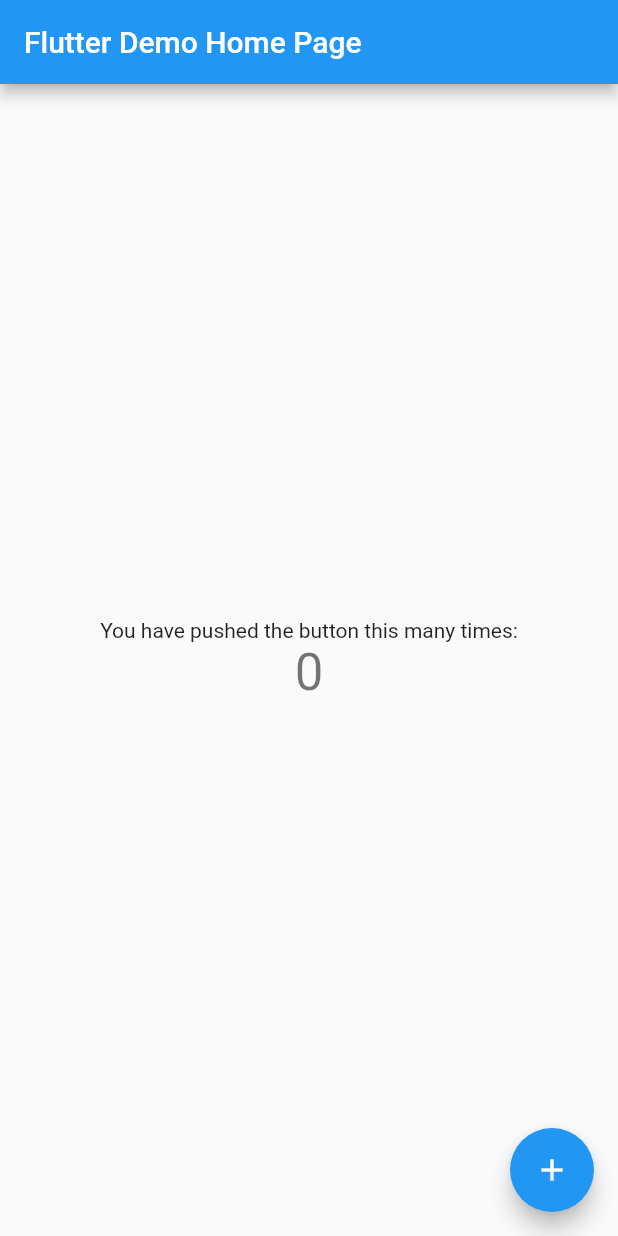
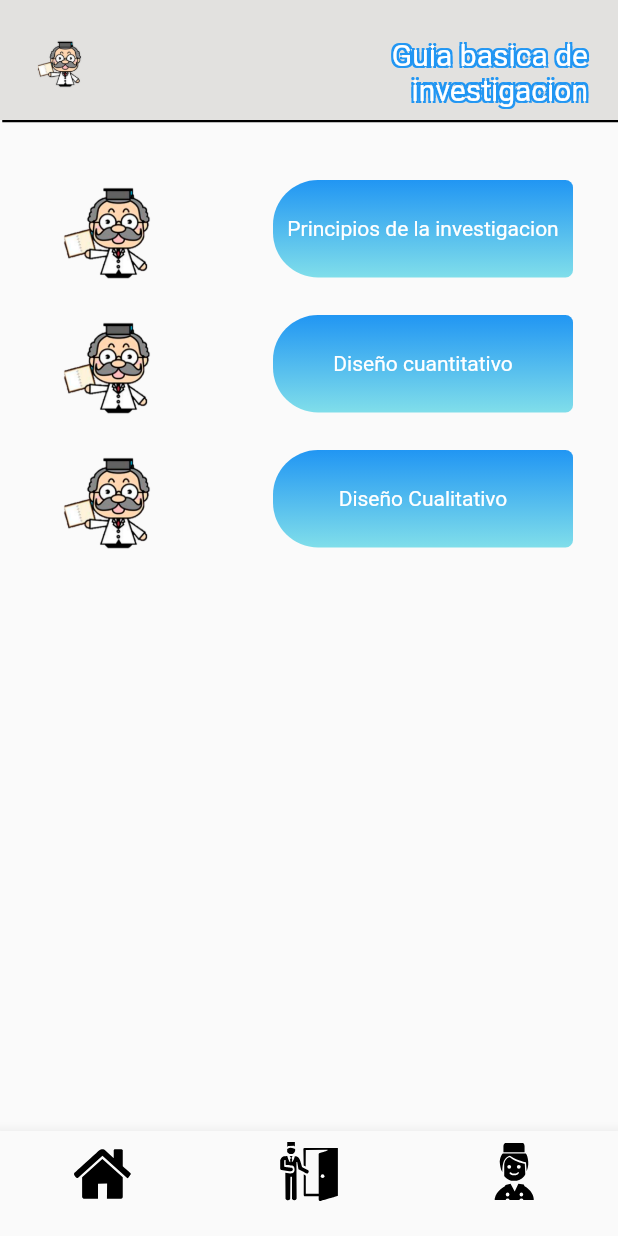
Before and after one commit to Rod20/rastas_app, a Flutter app: the screen it shows after launch, on a phone screen of 412 x 824 dp. Run offline on Flutter 3.47's test engine with Material 2 defaults, Android fonts, the light colour scheme and no system bars; our stand-ins replace flutter_svg.

Commit message:
appbar, pageview, icons, buttonbar, logo :v

```diff
--- a/lib/main.dart
+++ b/lib/main.dart
@@ -1,111 +1,18 @@
 import 'package:flutter/material.dart';
+import 'package:rastas_app/pages/HomePage.dart';
 
 void main() => runApp(MyApp());
 
 class MyApp extends StatelessWidget {
-  // This widget is the root of your application.
   @override
   Widget build(BuildContext context) {
     return MaterialApp(
-      title: 'Flutter Demo',
-      theme: ThemeData(
-        // This is the theme of your application.
-        //
-        // Try running your application with "flutter run". You'll see the
-        // application has a blue toolbar. Then, without quitting the app, try
-        // changing the primarySwatch below to Colors.green and then invoke
-        // "hot reload" (press "r" in the console where you ran "flutter run",
-        // or simply save your changes to "hot reload" in a Flutter IDE).
-        // Notice that the counter didn't reset back to zero; the application
-        // is not restarted.
-        primarySwatch: Colors.blue,
-      ),
-      home: MyHomePage(title: 'Flutter Demo Home Page'),
+      title: 'Material App',
+      initialRoute: '/',
+      debugShowCheckedModeBanner: false,
+      routes: {
+        '/' : (BuildContext context) => HomePage(),
+      },
     );
   }
 }
-
-class MyHomePage extends StatefulWidget {
-  MyHomePage({Key key, this.title}) : super(key: key);
-
-  // This widget is the home page of your application. It is stateful, meaning
-  // that it has a State object (defined below) that contains fields that affect
-  // how it looks.
-
-  // This class is the configuration for the state. It holds the values (in this
-  // case the title) provided by the parent (in this case the App widget) and
-  // used by the build method of the State. Fields in a Widget subclass are
-  // always marked "final".
-
-  final String title;
-
-  @override
-  _MyHomePageState createState() => _MyHomePageState();
-}
-
-class _MyHomePageState extends State<MyHomePage> {
-  int _counter = 0;
-
-  void _incrementCounter() {
-    setState(() {
-      // This call to setState tells the Flutter framework that something has
-      // changed in this State, which causes it to rerun the build method below
-      // so that the display can reflect the updated values. If we changed
-      // _counter without calling setState(), then the build method would not be
-      // called again, and so nothing would appear to happen.
-      _counter++;
-    });
-  }
-
-  @override
-  Widget build(BuildContext context) {
-    // This method is rerun every time setState is called, for instance as done
-    // by the _incrementCounter method above.
-    //
-    // The Flutter framework has been optimized to make rerunning build methods
-    // fast, so that you can just rebuild anything that needs updating rather
-    // than having to individually change instances of widgets.
-    return Scaffold(
-      appBar: AppBar(
-        // Here we take the value from the MyHomePage object that was created by
-        // the App.build method, and use it to set our appbar title.
-        title: Text(widget.title),
-      ),
-      body: Center(
-        // Center is a layout widget. It takes a single child and positions it
-        // in the middle of the parent.
-        child: Column(
-          // Column is also a layout widget. It takes a list of children and
-          // arranges them vertically. By default, it sizes itself to fit its
-          // children horizontally, and tries to be as tall as its parent.
-          //
-          // Invoke "debug painting" (press "p" in the console, choose the
-          // "Toggle Debug Paint" action from the Flutter Inspector in Android
-          // Studio, or the "Toggle Debug Paint" command in Visual Studio Code)
-          // to see the wireframe for each widget.
-          //
-          // Column has various properties to control how it sizes itself and
-          // how it positions its children. Here we use mainAxisAlignment to
-          // center the children vertically; the main axis here is the vertical
-          // axis because Columns are vertical (the cross axis would be
-          // horizontal).
-          mainAxisAlignment: MainAxisAlignment.center,
-          children: <Widget>[
-            Text(
-              'You have pushed the button this many times:',
-            ),
-            Text(
-              '$_counter',
-              style: Theme.of(context).textTheme.display1,
-            ),
-          ],
-        ),
-      ),
-      floatingActionButton: FloatingActionButton(
-        onPressed: _incrementCounter,
-        tooltip: 'Increment',
-        child: Icon(Icons.add),
-      ), // This trailing comma makes auto-formatting nicer for build methods.
-    );
-  }
-}
--- /dev/null
+++ b/lib/pages/HomePage.dart
@@ -0,0 +1,104 @@
+import 'package:flutter/material.dart';
+import 'package:flutter_svg/flutter_svg.dart';
+import 'package:rastas_app/pages/Page1.dart';
+import 'package:rastas_app/pages/Page2.dart';
+import 'package:rastas_app/pages/Page3.dart';
+
+class HomePage extends StatefulWidget {
+
+  @override
+  _HomePageState createState() => _HomePageState();
+}
+
+class _HomePageState extends State<HomePage> {
+  int nroPagina = 0;
+
+  @override
+  Widget build(BuildContext context) {
+    return Scaffold(
+      appBar: _appBar(),
+      body: _cuerpo(nroPagina),
+      bottomNavigationBar: _bottom(),
+    );
+  }
+
+  Widget _appBar(){
+    final _txtStyle = TextStyle(
+      inherit: true,
+      fontSize: 20.0,
+      color: Colors.white,
+          shadows: [
+            Shadow( // bottomLeft
+        offset: Offset(-1.5, -1.5),
+        color: Colors.blue
+            ),
+            Shadow( // bottomRight
+        offset: Offset(1.5, -1.5),
+        color: Colors.blue
+            ),
+            Shadow( // topRight
+        offset: Offset(1.5, 1.5),
+        color: Colors.blue
+            ),
+            Shadow( // topLeft
+        offset: Offset(-1.5, 1.5),
+        color: Colors.blue
+            ),
+        ],
+      );
+      final _bxdecoration = BoxDecoration(boxShadow: [BoxShadow(color: Colors.black,offset: Offset(1.5, 1.5))],color: Color.fromRGBO(226,225,223, 1.0));
+    return PreferredSize(
+      preferredSize: Size.fromHeight(80.0),
+      child: Container(
+        decoration: _bxdecoration,
+        //color: Color.fromRGBO(226,225,223, 1.0),
+        padding: EdgeInsets.only(bottom: 20.0,left: 20.0,right: 20.0,top: 25.0),
+        width: double.infinity,
+        child: Row(
+
+          children: <Widget>[
+            Image.asset('lib/src/logos/dr.png'),
+            Expanded(
+              child: Column(
+                crossAxisAlignment: CrossAxisAlignment.end,
+              children: <Widget>[
+                Text("Guia basica de",style: _txtStyle,),
+                Text("investigacion",style: _txtStyle,)
+              ],
+          ),
+            )
+          ],
+        )
+        )
+
+    );
+  }
+
+  Widget _cuerpo(int paginaActual) {
+    switch(paginaActual){
+      case 0: return Page1();
+      case 1: return Page2();
+      case 2: return Page3();
+      default: return Page1();
+
+    }
+  }
+
+  Widget _bottom() {
+    return BottomNavigationBar(
+
+      currentIndex: nroPagina,
+      onTap: (index){
+        setState(() {
+          nroPagina = index;
+        });
+      },
+      items: [
+        BottomNavigationBarItem(icon: SvgPicture.asset('lib/src/icons/icono.svg',height: 40.0,),title: Container()),
+        BottomNavigationBarItem(icon: SvgPicture.asset('lib/src/icons/icono_puerta.svg',height: 40.0,),title: Container()),
+        BottomNavigationBarItem(icon: SvgPicture.asset('lib/src/icons/icono_persona.svg',height: 40.0,),title: Container()),
+      ],
+
+    );
+  }
+}
--- /dev/null
+++ b/lib/pages/Page1.dart
@@ -0,0 +1,67 @@
+import 'package:flutter/material.dart';
+
+class Page1 extends StatelessWidget {
+
+
+  @override
+  Widget build(BuildContext context) {
+    return Center(
+      child: ListView(
+
+        children: <Widget>[
+          SizedBox(height: 40.0),
+          _item("Principios de la investigacion"),
+          SizedBox(height: 20.0),
+          _item("Diseño cuantitativo"),
+          SizedBox(height: 20.0),
+          _item("Diseño Cualitativo")
+        ],
+      ),
+    );
+  }
+
+  Widget _item(String texto){
+    final _bxdecoration = BoxDecoration(
+      color: Colors.blue[900],
+      borderRadius: BorderRadius.horizontal(left: Radius.circular(30.0),right: Radius.circular(5.0)),
+      gradient: LinearGradient(
+        colors: [
+          Colors.blue,Colors.cyan[200]
+        ],
+        begin: FractionalOffset.topCenter,
+        end: FractionalOffset.bottomCenter
+      )
+    );
+    return Stack(
+
+      children: <Widget>[
+        Positioned(
+          right: 30.0,
+          child: GestureDetector(
+            onTap: (){print("presiona");},
+            child: Container(
+              decoration: _bxdecoration,
+              padding: EdgeInsets.symmetric(vertical: 10.0),
+              height: 65.0,
+              width: 200.0,
+              //color: Colors.blue,
+              child: Column(
+                mainAxisAlignment: MainAxisAlignment.center,
+                children: <Widget>[
+                  Text(texto,style: TextStyle(color: Colors.white),textAlign: TextAlign.center,),
+                  //Text("investigacion",style: TextStyle(color: Colors.white),)
+                ],
+              ),
+            ),
+          ),
+        ),
+
+         Container(
+           child: Image.asset('lib/src/logos/dr.png',height: 70.0,),
+           //color: Colors.red,
+           width: 150.0,
+        ),
+      ],
+    );
+  }
+}
--- /dev/null
+++ b/lib/pages/Page2.dart
@@ -0,0 +1,11 @@
+import 'package:flutter/material.dart';
+
+class Page2 extends StatelessWidget {
+
+  @override
+  Widget build(BuildContext context) {
+    return Center(
+      child: Text("Page 2"),
+    );
+  }
+}
--- /dev/null
+++ b/lib/pages/Page3.dart
@@ -0,0 +1,11 @@
+import 'package:flutter/material.dart';
+
+class Page3 extends StatelessWidget {
+
+  @override
+  Widget build(BuildContext context) {
+    return Center(
+      child: Text("Page 3"),
+    );
+  }
+}
```
Also changed, not shown: pubspec.yaml (+5 -3 lines), lib/src/icons/icono.svg (added), lib/src/icons/icono_persona.svg (added), lib/src/icons/icono_puerta.svg (added), lib/src/logos/dr.png (added), pubspec.lock, 1 other file.
